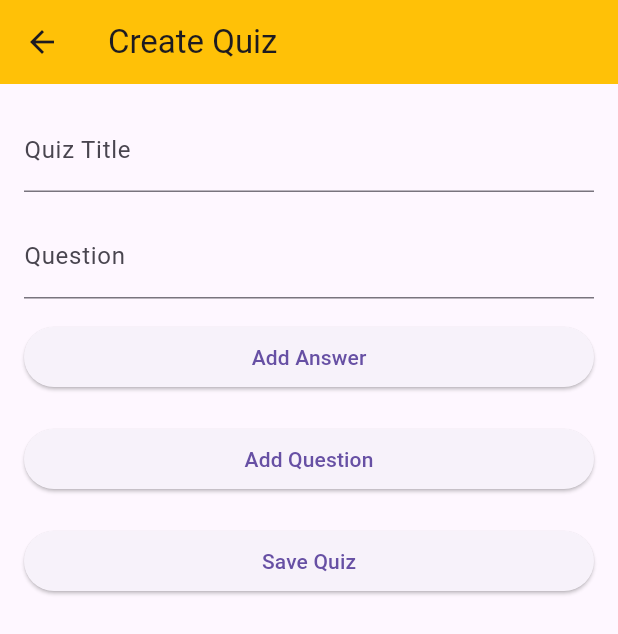
After one commit to rajpendkalkar123/flashlearn, a Flutter app: the ManualQuizScreen screen opened by its route, on a phone screen of 412 x 824 dp. The commit adds this screen. Shown: the top 634 px of the screen. Run offline on Flutter 3.47's test engine with Material 3 defaults, Android fonts, the phone set to English and light mode, and no system bars; our stand-ins replace cloud_firestore, firebase_auth, firebase_core; accounts and stored records are empty; network calls fail.

Commit message:
till the manually add flashcard

```diff
--- /dev/null
+++ b/lib/screens/manual_quiz_screen.dart
@@ -0,0 +1,127 @@
+import 'package:flutter/material.dart';
+import 'package:cloud_firestore/cloud_firestore.dart'; // Import Firestore
+import 'package:firebase_auth/firebase_auth.dart'; // Import FirebaseAuth
+
+class ManualQuizScreen extends StatefulWidget {
+  @override
+  _ManualQuizScreenState createState() => _ManualQuizScreenState();
+}
+
+class _ManualQuizScreenState extends State<ManualQuizScreen> {
+  final TextEditingController _quizTitleController = TextEditingController();
+  final List<Map<String, dynamic>> _questions = []; // List to hold quiz questions
+  final TextEditingController _questionController = TextEditingController();
+  final List<TextEditingController> _answerControllers = []; // For multiple answers
+
+  @override
+  Widget build(BuildContext context) {
+    return Scaffold(
+      appBar: AppBar(
+        title: const Text('Create Quiz'),
+        backgroundColor: Colors.amber,
+      ),
+      body: Padding(
+        padding: const EdgeInsets.all(16.0),
+        child: Column(
+          crossAxisAlignment: CrossAxisAlignment.stretch,
+          children: [
+            TextField(
+              controller: _quizTitleController,
+              decoration: InputDecoration(labelText: 'Quiz Title'),
+            ),
+            const SizedBox(height: 15),
+            TextField(
+              controller: _questionController,
+              decoration: InputDecoration(labelText: 'Question'),
+            ),
+            const SizedBox(height: 15),
+            // Adding answer inputs dynamically
+            ..._buildAnswerInputs(),
+            const SizedBox(height: 20),
+            ElevatedButton(
+              onPressed: () {
+                _addQuestion();
+              },
+              child: const Text('Add Question'),
+            ),
+            const SizedBox(height: 20),
+            ElevatedButton(
+              onPressed: () {
+                _saveQuiz();
+              },
+              child: const Text('Save Quiz'),
+            ),
+            const SizedBox(height: 20),
+            Expanded(
+              child: ListView.builder(
+                itemCount: _questions.length,
+                itemBuilder: (context, index) {
+                  return ListTile(
+                    title: Text(_questions[index]['question']),
+                    subtitle: Text('Answers: ${_questions[index]['answers'].join(', ')}'),
+                  );
+                },
+              ),
+            ),
+          ],
+        ),
+      ),
+    );
+  }
+
+  List<Widget> _buildAnswerInputs() {
+    return List<Widget>.generate(
+      _answerControllers.length,
+          (index) {
+        return TextField(
+          controller: _answerControllers[index],
+          decoration: InputDecoration(labelText: 'Answer ${index + 1}'),
+        );
+      },
+    )..add(
+      ElevatedButton(
+        onPressed: () {
+          _addAnswerField(); // Button to add more answer fields
+        },
+        child: const Text('Add Answer'),
+      ),
+    );
+  }
+
+  void _addAnswerField() {
+    setState(() {
+      _answerControllers.add(TextEditingController());
+    });
+  }
+
+  void _addQuestion() {
+    if (_questionController.text.isNotEmpty) {
+      final answers = _answerControllers.map((controller) => controller.text).toList();
+      setState(() {
+        _questions.add({
+          'question': _questionController.text,
+          'answers': answers,
+        });
+        _questionController.clear();
+        _answerControllers.clear(); // Clear answers after adding the question
+      });
+    }
+  }
+
+  Future<void> _saveQuiz() async {
+    try {
+      String uid = FirebaseAuth.instance.currentUser!.uid; // Get user ID
+      await FirebaseFirestore.instance.collection('quizzes').add({
+        'userId': uid,
+        'quizTitle': _quizTitleController.text,
+        'questions': _questions,
+        'createdAt': Timestamp.now(),
+      });
+      Navigator.pop(context); // Go back to home screen after saving
+    } catch (e) {
+      ScaffoldMessenger.of(context).showSnackBar(
+        SnackBar(content: Text('Error: ${e.toString()}')),
+      );
+    }
+  }
+}
--- a/pubspec.yaml
+++ b/pubspec.yaml
@@ -32,11 +32,14 @@ dependencies:
     sdk: flutter
 
 
+
   # The following adds the Cupertino Icons font to your application.
   # Use with the CupertinoIcons class for iOS style icons.
   cupertino_icons: ^1.0.8
   firebase_core: ^3.6.0
   firebase_auth: ^5.3.1
+  cloud_firestore: ^5.4.3
+
 
 dev_dependencies:
   flutter_test:
```
Also changed, not shown: lib/main.dart (+18 -21 lines), lib/screens/create_flashcard_screen.dart (+72 -26 lines), lib/screens/flashcard_list_screen.dart (deleted, +0 -27 lines), lib/screens/home_screen.dart (+108 -23 lines), lib/screens/login_screen.dart (+23 -21 lines), lib/screens/manual_flashcard_screen.dart (deleted, +0 -30 lines), lib/screens/manual_flashcard_set_screen.dart (added, +106 -0 lines), lib/screens/profile_screen.dart (+9 -7 lines), lib/screens/signup_screen.dart (+14 -12 lines), pubspec.lock, 1 other file.
